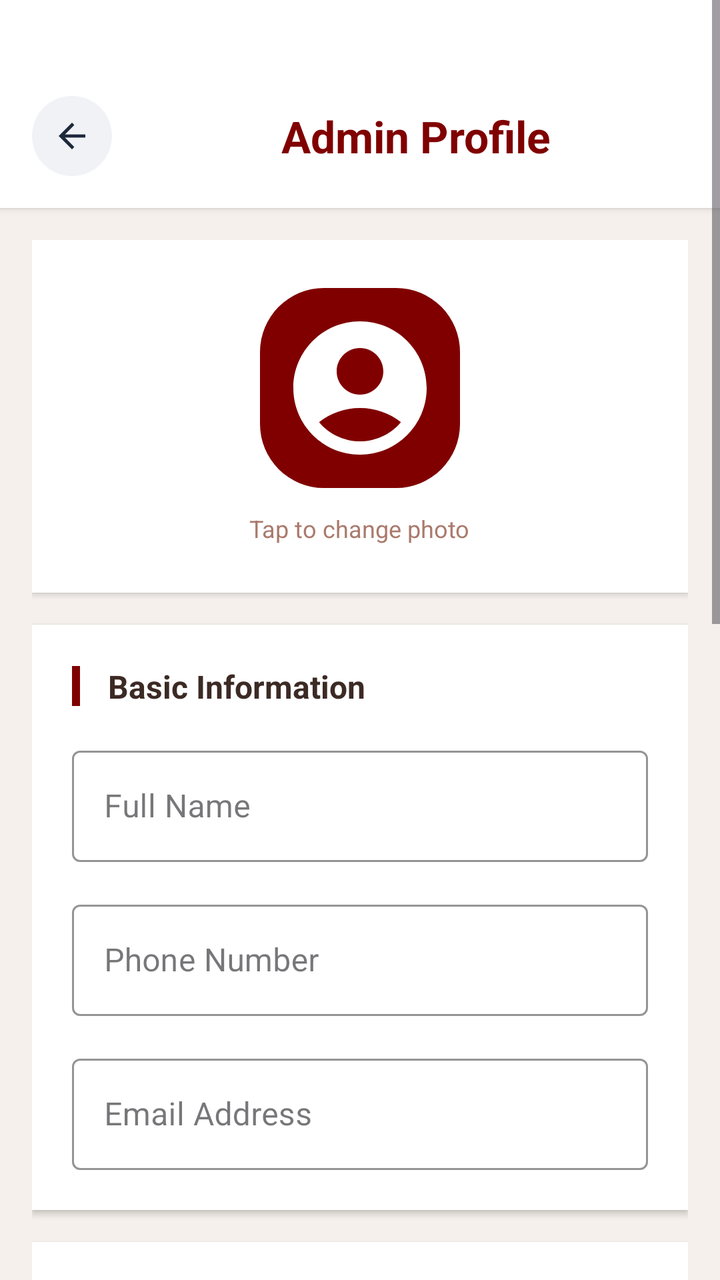
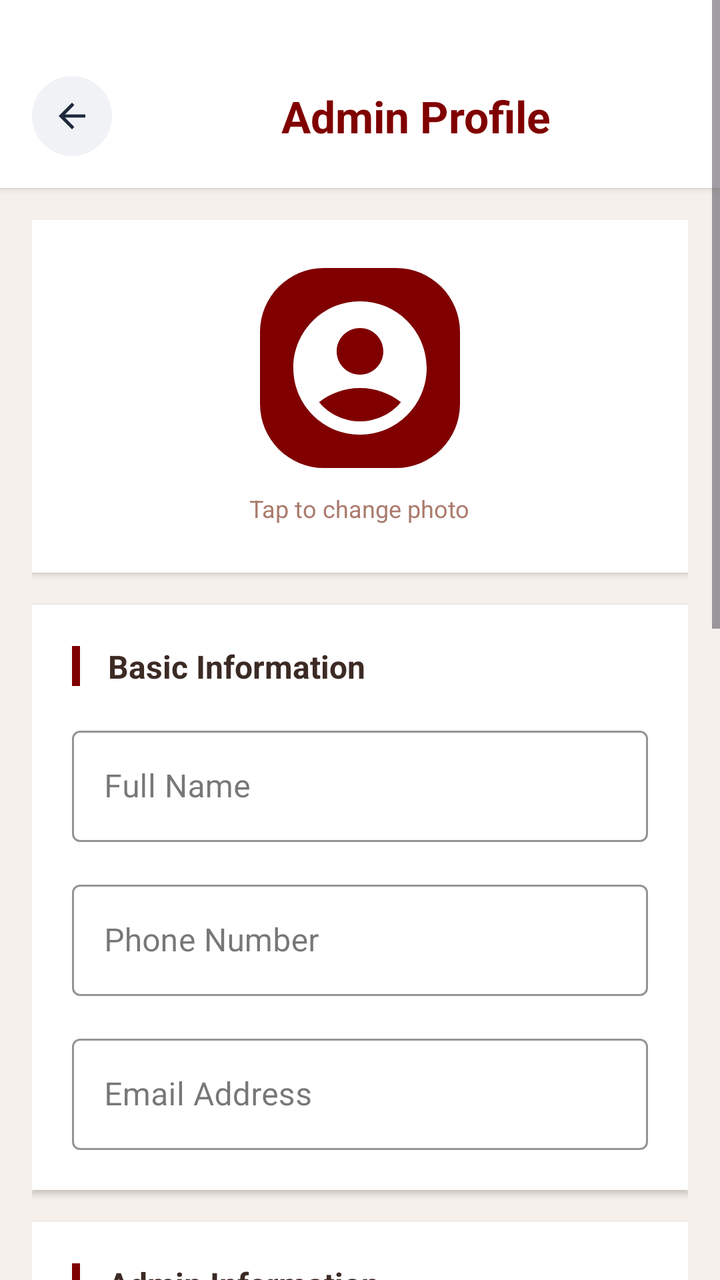

Before-and-after screenshots of an Android layout around one commit, followed by the original layout XML and the change that was made.
<!-- AndroidManifest.xml: application theme Theme.UTMSPACE_HostelBookingSystem -->
<!-- res/layout/activity_admin_profile.xml -->
<?xml version="1.0" encoding="utf-8"?>
<ScrollView xmlns:android="http://schemas.android.com/apk/res/android"
    xmlns:app="http://schemas.android.com/apk/res-auto"
    android:layout_width="match_parent"
    android:layout_height="match_parent"
    android:background="#F5F0EB"
    android:fillViewport="true">   

    <LinearLayout
        android:layout_width="match_parent"
        android:layout_height="wrap_content"
        android:orientation="vertical">

        
        <LinearLayout
            android:layout_width="match_parent"
            android:layout_height="wrap_content"
            android:orientation="vertical"
            android:background="#FFFFFF"
            android:elevation="2dp"
            android:paddingTop="40dp"
            android:paddingBottom="8dp">

            <LinearLayout
                android:layout_width="match_parent"
                android:layout_height="wrap_content"
                android:orientation="horizontal"
                android:gravity="center_vertical"
                android:layout_marginTop="8dp"
                android:layout_marginBottom="8dp">

                <LinearLayout
                    android:id="@+id/ivBack"
                    android:layout_width="40dp"
                    android:layout_height="40dp"
                    android:background="@drawable/back_button_background"
                    android:gravity="center"
                    android:clickable="true"
                    android:focusable="true"
                    android:layout_marginStart="16dp">

                    <ImageView
                        android:layout_width="20dp"
                        android:layout_height="20dp"
                        android:src="@drawable/ic_arrow_back"
                        app:tint="#1E293B" />

                </LinearLayout>

                <TextView
                    android:layout_width="0dp"
                    android:layout_height="wrap_content"
                    android:layout_weight="1"
                    android:text="Admin Profile"
                    android:textSize="22sp"
                    android:textStyle="bold"
                    android:textColor="#800000"
                    android:gravity="center"
                    android:fontFamily="sans-serif" />

                
                <LinearLayout
                    android:id="@+id/btnSaveChanges"
                    android:layout_width="wrap_content"
                    android:layout_height="40dp"
                    android:background="@drawable/primary_button_background"
                    android:paddingStart="20dp"
                    android:paddingEnd="20dp"
                    android:gravity="center"
                    android:layout_marginEnd="16dp"
                    android:clickable="true"
                    android:focusable="true"
                    android:visibility="gone">

                    <TextView
                        android:layout_width="wrap_content"
                        android:layout_height="wrap_content"
                        android:text="Save"
                        android:textSize="14sp"
                        android:textStyle="bold"
                        android:textColor="#FFFFFF"
                        android:fontFamily="sans-serif" />

                </LinearLayout>

            </LinearLayout>

        </LinearLayout>

        <LinearLayout
            android:layout_width="match_parent"
            android:layout_height="wrap_content"
            android:orientation="vertical"
            android:padding="16dp">

            
            <LinearLayout
                android:layout_width="match_parent"
                android:layout_height="wrap_content"
                android:orientation="vertical"
                android:background="#FFFFFF"
                android:elevation="2dp"
                android:padding="24dp"
                android:layout_marginBottom="16dp"
                android:gravity="center_horizontal">

                <LinearLayout
                    android:id="@+id/btnChangePhoto"
                    android:layout_width="100dp"
                    android:layout_height="100dp"
                    android:background="@drawable/avatar_background"
                    android:gravity="center"
                    android:layout_gravity="center"
                    android:layout_marginBottom="12dp"
                    android:clickable="true"
                    android:focusable="true">

                    <ImageView
                        android:id="@+id/ivProfilePicture"
                        android:layout_width="80dp"
                        android:layout_height="80dp"
                        android:src="@drawable/ic_account_circle" />

                </LinearLayout>

                <TextView
                    android:layout_width="wrap_content"
                    android:layout_height="wrap_content"
                    android:text="Tap to change photo"
                    android:textSize="12sp"
                    android:textColor="#AA7A6C"
                    android:fontFamily="sans-serif" />

            </LinearLayout>

            
            <LinearLayout
                android:layout_width="match_parent"
                android:layout_height="wrap_content"
                android:orientation="vertical"
                android:background="#FFFFFF"
                android:elevation="2dp"
                android:padding="20dp"
                android:layout_marginBottom="16dp">

                <LinearLayout
                    android:layout_width="match_parent"
                    android:layout_height="wrap_content"
                    android:orientation="horizontal"
                    android:gravity="center_vertical"
                    android:layout_marginBottom="16dp">

                    <View
                        android:layout_width="4dp"
                        android:layout_height="20dp"
                        android:background="#800000" />

                    <TextView
                        android:layout_width="wrap_content"
                        android:layout_height="wrap_content"
                        android:text=" Basic Information"
                        android:textSize="16sp"
                        android:textStyle="bold"
                        android:textColor="#3C2A24"
                        android:layout_marginStart="10dp"
                        android:fontFamily="sans-serif" />

                </LinearLayout>

                
                <com.google.android.material.textfield.TextInputLayout
                    android:layout_width="match_parent"
                    android:layout_height="wrap_content"
                    android:layout_marginBottom="16dp"
                    style="@style/Widget.MaterialComponents.TextInputLayout.OutlinedBox"
                    app:boxStrokeColor="#800000"
                    app:hintTextColor="#800000">

                    <com.google.android.material.textfield.TextInputEditText
                        android:id="@+id/etFullName"
                        android:layout_width="match_parent"
                        android:layout_height="wrap_content"
                        android:hint="Full Name"
                        android:inputType="textPersonName"
                        android:fontFamily="sans-serif" />

                </com.google.android.material.textfield.TextInputLayout>

                
                <com.google.android.material.textfield.TextInputLayout
                    android:layout_width="match_parent"
                    android:layout_height="wrap_content"
                    android:layout_marginBottom="16dp"
                    style="@style/Widget.MaterialComponents.TextInputLayout.OutlinedBox"
                    app:boxStrokeColor="#800000"
                    app:hintTextColor="#800000">

                    <com.google.android.material.textfield.TextInputEditText
                        android:id="@+id/etPhoneNumber"
                        android:layout_width="match_parent"
                        android:layout_height="wrap_content"
                        android:hint="Phone Number"
                        android:inputType="phone"
                        android:fontFamily="sans-serif" />

                </com.google.android.material.textfield.TextInputLayout>

                
                <com.google.android.material.textfield.TextInputLayout
                    android:layout_width="match_parent"
                    android:layout_height="wrap_content"
                    android:layout_marginBottom="0dp"
                    style="@style/Widget.MaterialComponents.TextInputLayout.OutlinedBox"
                    app:boxStrokeColor="#800000"
                    app:hintTextColor="#800000">

                    <com.google.android.material.textfield.TextInputEditText
                        android:id="@+id/etEmail"
                        android:layout_width="match_parent"
                        android:layout_height="wrap_content"
                        android:hint="Email Address"
                        android:inputType="textEmailAddress"
                        android:fontFamily="sans-serif" />

                </com.google.android.material.textfield.TextInputLayout>

            </LinearLayout>

            
            <LinearLayout
                android:layout_width="match_parent"
                android:layout_height="wrap_content"
                android:orientation="vertical"
                android:background="#FFFFFF"
                android:elevation="2dp"
                android:padding="20dp"
                android:layout_marginBottom="16dp">

                <LinearLayout
                    android:layout_width="match_parent"
                    android:layout_height="wrap_content"
                    android:orientation="horizontal"
                    android:gravity="center_vertical"
                    android:layout_marginBottom="16dp">

                    <View
                        android:layout_width="4dp"
                        android:layout_height="20dp"
                        android:background="#800000" />

                    <TextView
                        android:layout_width="wrap_content"
                        android:layout_height="wrap_content"
                        android:text=" Admin Information"
                        android:textSize="16sp"
                        android:textStyle="bold"
                        android:textColor="#3C2A24"
                        android:layout_marginStart="10dp"
                        android:fontFamily="sans-serif" />

                </LinearLayout>

                
                <com.google.android.material.textfield.TextInputLayout
                    android:layout_width="match_parent"
                    android:layout_height="wrap_content"
                    android:layout_marginBottom="16dp"
                    style="@style/Widget.MaterialComponents.TextInputLayout.OutlinedBox"
                    app:boxStrokeColor="#800000"
                    app:hintTextColor="#800000">

                    <com.google.android.material.textfield.TextInputEditText
                        android:id="@+id/etAdminId"
                        android:layout_width="match_parent"
                        android:layout_height="wrap_content"
                        android:hint="Admin ID"
                        android:inputType="text"
                        android:fontFamily="sans-serif" />

                </com.google.android.material.textfield.TextInputLayout>

                
                <com.google.android.material.textfield.TextInputLayout
                    android:layout_width="match_parent"
                    android:layout_height="wrap_content"
                    android:layout_marginBottom="16dp"
                    style="@style/Widget.MaterialComponents.TextInputLayout.OutlinedBox"
                    app:boxStrokeColor="#800000"
                    app:hintTextColor="#800000">

                    <com.google.android.material.textfield.TextInputEditText
                        android:id="@+id/etRole"
                        android:layout_width="match_parent"
                        android:layout_height="wrap_content"
                        android:hint="Role"
                        android:inputType="text"
                        android:fontFamily="sans-serif" />

                </com.google.android.material.textfield.TextInputLayout>

                
                <com.google.android.material.textfield.TextInputLayout
                    android:layout_width="match_parent"
                    android:layout_height="wrap_content"
                    android:layout_marginBottom="0dp"
                    style="@style/Widget.MaterialComponents.TextInputLayout.OutlinedBox"
                    app:boxStrokeColor="#800000"
                    app:hintTextColor="#800000">

                    <com.google.android.material.textfield.TextInputEditText
                        android:id="@+id/etDepartment"
                        android:layout_width="match_parent"
                        android:layout_height="wrap_content"
                        android:hint="Department"
                        android:inputType="text"
                        android:fontFamily="sans-serif" />

                </com.google.android.material.textfield.TextInputLayout>

            </LinearLayout>

            
            <LinearLayout
                android:layout_width="match_parent"
                android:layout_height="wrap_content"
                android:orientation="vertical"
                android:background="#FFFFFF"
                android:elevation="2dp"
                android:padding="20dp"
                android:layout_marginBottom="16dp">

                <LinearLayout
                    android:layout_width="match_parent"
                    android:layout_height="wrap_content"
                    android:orientation="horizontal"
                    android:gravity="center_vertical"
                    android:layout_marginBottom="16dp">

                    <View
                        android:layout_width="4dp"
                        android:layout_height="20dp"
                        android:background="#800000" />

                    <TextView
                        android:layout_width="wrap_content"
                        android:layout_height="wrap_content"
                        android:text=" Security"
                        android:textSize="16sp"
                        android:textStyle="bold"
                        android:textColor="#3C2A24"
                        android:layout_marginStart="10dp"
                        android:fontFamily="sans-serif" />

                </LinearLayout>

                
                <LinearLayout
                    android:id="@+id/btnChangePassword"
                    android:layout_width="match_parent"
                    android:layout_height="52dp"
                    android:background="@drawable/outline_button_background"
                    android:gravity="center"
                    android:clickable="true"
                    android:focusable="true"
                    android:layout_marginBottom="12dp">

                    <TextView
                        android:layout_width="wrap_content"
                        android:layout_height="wrap_content"
                        android:layout_marginStart="8dp"
                        android:text="Change Password"
                        android:textSize="14sp"
                        android:textStyle="bold"
                        android:textColor="#800000"
                        android:fontFamily="sans-serif" />

                </LinearLayout>

                
                <LinearLayout
                    android:id="@+id/btnLogout"
                    android:layout_width="match_parent"
                    android:layout_height="52dp"
                    android:background="@drawable/outline_button_background"
                    android:gravity="center"
                    android:clickable="true"
                    android:focusable="true">

                    <TextView
                        android:layout_width="wrap_content"
                        android:layout_height="wrap_content"
                        android:layout_marginStart="8dp"
                        android:text="Logout"
                        android:textSize="14sp"
                        android:textStyle="bold"
                        android:textColor="#EF4444"
                        android:fontFamily="sans-serif" />

                </LinearLayout>

            </LinearLayout>

            
            <LinearLayout
                android:layout_width="match_parent"
                android:layout_height="wrap_content"
                android:orientation="vertical"
                android:background="#FFFFFF"
                android:elevation="2dp"
                android:padding="20dp"
                android:layout_marginBottom="20dp">

                <LinearLayout
                    android:layout_width="match_parent"
                    android:layout_height="wrap_content"
                    android:orientation="horizontal"
                    android:gravity="center_vertical"
                    android:layout_marginBottom="16dp">

                    <View
                        android:layout_width="4dp"
                        android:layout_height="20dp"
                        android:background="#EF4444" />

                    <TextView
                        android:layout_width="wrap_content"
                        android:layout_height="wrap_content"
                        android:text=" Danger Zone"
                        android:textSize="16sp"
                        android:textStyle="bold"
                        android:textColor="#EF4444"
                        android:layout_marginStart="10dp"
                        android:fontFamily="sans-serif" />

                </LinearLayout>

                
                <LinearLayout
                    android:id="@+id/btnDeleteAccount"
                    android:layout_width="match_parent"
                    android:layout_height="wrap_content"
                    android:orientation="horizontal"
                    android:gravity="center"
                    android:padding="14dp"
                    android:background="@drawable/outline_button_background"
                    android:layout_marginBottom="12dp"
                    android:clickable="true"
                    android:focusable="true">

                    <TextView
                        android:layout_width="wrap_content"
                        android:layout_height="wrap_content"
                        android:text="Delete Account"
                        android:textSize="15sp"
                        android:textStyle="bold"
                        android:textColor="#EF4444"
                        android:fontFamily="sans-serif" />

                </LinearLayout>

            </LinearLayout>

        </LinearLayout>
    </LinearLayout>
</ScrollView>
<!-- resources referenced by this layout -->
<resources>
  <!-- drawable avatar_background (drawable) -->
  <?xml version="1.0" encoding="utf-8"?>
  <shape xmlns:android="http://schemas.android.com/apk/res/android">
      <solid android:color="#800000" />
      <corners android:radius="32dp" />
  </shape>
  <!-- drawable back_button_background (drawable) -->
  <?xml version="1.0" encoding="utf-8"?>
  <shape xmlns:android="http://schemas.android.com/apk/res/android">
      <solid android:color="#F0F2F5" />
      <corners android:radius="40dp" />
  </shape>
  <!-- drawable ic_account_circle (drawable) -->
  <?xml version="1.0" encoding="utf-8"?>
  <vector xmlns:android="http://schemas.android.com/apk/res/android"
      android:width="24dp"
      android:height="24dp"
      android:viewportWidth="24"
      android:viewportHeight="24">
      <path
          android:fillColor="#FFFFFF"
          android:pathData="M12,2C6.48,2 2,6.48 2,12s4.48,10 10,10 10,-4.48 10,-10S17.52,2 12,2zM12,6c1.93,0 3.5,1.57 3.5,3.5S13.93,13 12,13s-3.5,-1.57 -3.5,-3.5S10.07,6 12,6zM12,20c-2.03,0 -4.43,-0.82 -6.14,-2.88C7.55,15.8 9.68,15 12,15s4.45,0.8 6.14,2.12C16.43,19.18 14.03,20 12,20z"/>
  </vector>
  <!-- drawable ic_arrow_back (drawable) -->
  <?xml version="1.0" encoding="utf-8"?>
  <vector xmlns:android="http://schemas.android.com/apk/res/android"
      android:width="24dp"
      android:height="24dp"
      android:viewportWidth="24"
      android:viewportHeight="24">
      <path
          android:fillColor="#1E293B"
          android:pathData="M20,11H7.83l5.59,-5.59L12,4l-8,8 8,8 1.41,-1.41L7.83,13H20v-2z"/>
  </vector>
  <!-- drawable outline_button_background (drawable) -->
  <?xml version="1.0" encoding="utf-8"?>
  <selector xmlns:android="http://schemas.android.com/apk/res/android">
      <item android:state_pressed="true">
          <shape android:shape="rectangle">
              <solid android:color="#F5F0EB" />
              <stroke android:width="1.5dp" android:color="#800000" />
              <corners android:radius="48dp" />
          </shape>
      </item>
      <item>
          <shape android:shape="rectangle">
              <solid android:color="#FFFFFF" />
              <stroke android:width="1.5dp" android:color="#B13E2E" />
              <corners android:radius="48dp" />
          </shape>
      </item>
  </selector>
  <!-- drawable primary_button_background (drawable) -->
  <?xml version="1.0" encoding="utf-8"?>
  <selector xmlns:android="http://schemas.android.com/apk/res/android">
      <item android:state_pressed="true">
          <shape android:shape="rectangle">
              <solid android:color="#5C0000" />
              <corners android:radius="48dp" />
          </shape>
      </item>
      <item>
          <shape android:shape="rectangle">
              <solid android:color="#800000" />
              <corners android:radius="48dp" />
          </shape>
      </item>
  </selector>
  <style name="Theme.UTMSPACE_HostelBookingSystem" parent="Theme.Material3.DayNight.NoActionBar">
  
          
          <item name="android:statusBarColor">@android:color/white</item>
          <item name="android:windowLightStatusBar">true</item>
  
          
          <item name="android:windowBackground">@android:color/white</item>
          <item name="android:colorBackground">@android:color/white</item>
  
      </style>
</resources>

<!-- the commit's change to res/layout/activity_admin_profile.xml (unified diff, before → after) -->
@@ -18,7 +18,7 @@
             android:orientation="vertical"
             android:background="#FFFFFF"
             android:elevation="2dp"
-            android:paddingTop="40dp"
+            android:paddingTop="30dp"
             android:paddingBottom="8dp">
 
             <LinearLayout
